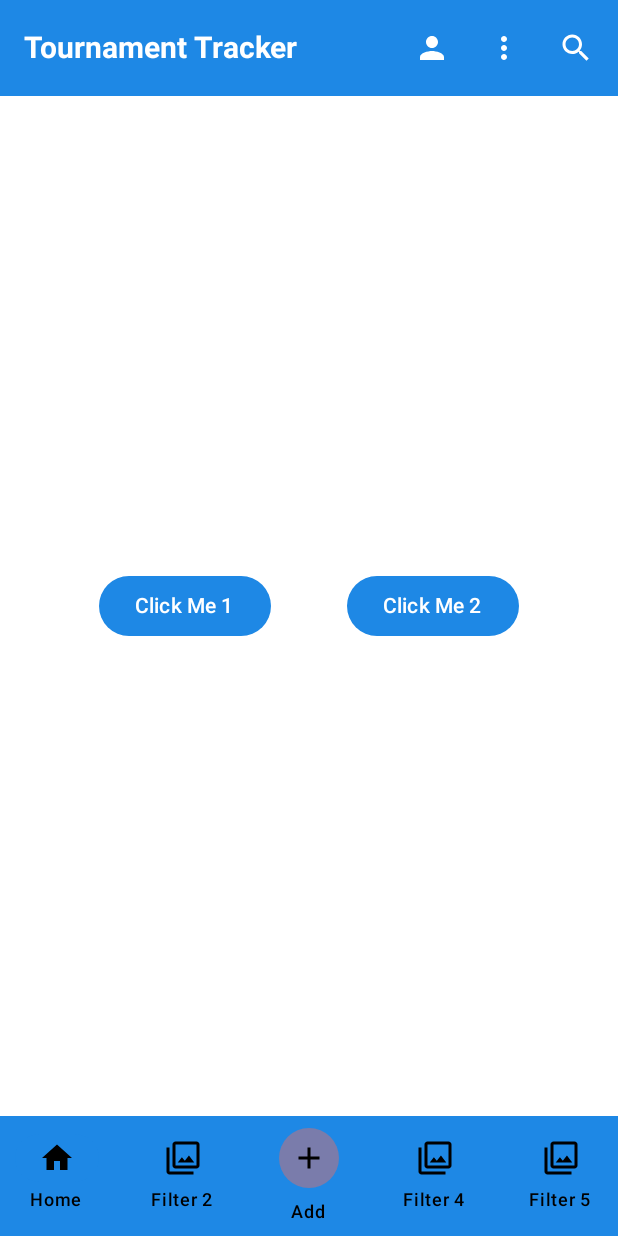
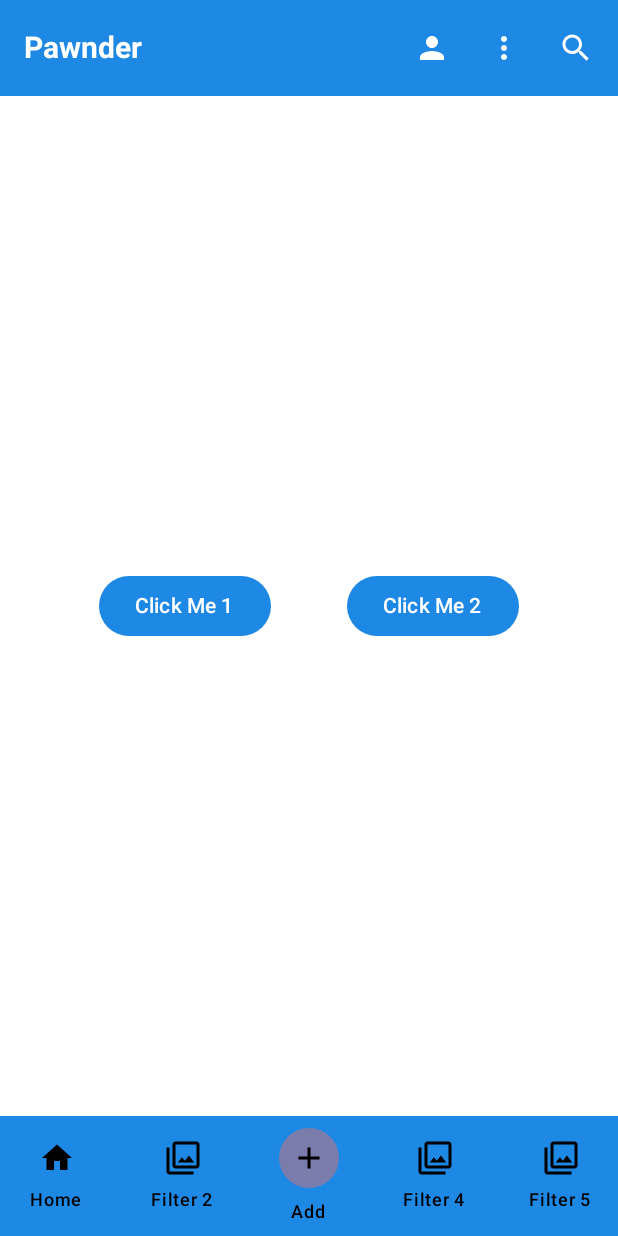
Before and after one commit to SoloHollow/sars-android, an Android app built with Jetpack Compose: the screen it shows after launch (MainActivity), on a phone screen of 412 x 824 dp. Run offline under Robolectric (Android 15) with nearby library versions, the phone set to English and light mode, and no system bars.

```diff
--- a/app/src/main/AndroidManifest.xml
+++ b/app/src/main/AndroidManifest.xml
@@ -12,7 +12,7 @@
         android:supportsRtl="true"
         android:theme="@style/Theme.SARS">
         <activity
-            android:name=".MainActivity"
+            android:name="com.example.sars.MainActivity"
             android:exported="true"
             android:label="@string/app_name"
             android:theme="@style/Theme.SARS">
--- a/app/src/main/java/com/example/sars/MainActivity.kt
+++ b/app/src/main/java/com/example/sars/MainActivity.kt
@@ -1,17 +1,16 @@
-package com.example.jetbrainscomponents
+package com.example.sars
 
 import android.os.Bundle
 import android.util.Log
 import androidx.activity.ComponentActivity
 import androidx.activity.compose.setContent
 import androidx.activity.enableEdgeToEdge
+import androidx.compose.foundation.background
 import androidx.compose.foundation.layout.*
+import androidx.compose.foundation.shape.CircleShape
 import androidx.compose.material3.*
 import androidx.compose.material.icons.Icons
-import androidx.compose.material.icons.filled.Filter
-import androidx.compose.material.icons.filled.MoreVert
-import androidx.compose.material.icons.filled.Person
-import androidx.compose.material.icons.filled.Search
+import androidx.compose.material.icons.filled.*
 import androidx.compose.runtime.Composable
 import androidx.compose.ui.Alignment
 import androidx.compose.ui.Modifier
@@ -21,15 +20,6 @@ import androidx.compose.ui.tooling.preview.Preview
 import androidx.compose.ui.unit.dp
 import androidx.compose.ui.unit.sp
 import com.example.jetbrainscomponents.ui.theme.JetbrainsComponentsTheme
-import androidx.compose.material.icons.filled.Add
-import androidx.compose.foundation.shape.CircleShape
-import androidx.compose.foundation.background
-
-
-import androidx.compose.material.icons.filled.Home
-
-
-
 
 class MainActivity : ComponentActivity() {
     override fun onCreate(savedInstanceState: Bundle?) {
@@ -42,146 +32,12 @@ class MainActivity : ComponentActivity() {
         }
     }
 }
-
 @OptIn(ExperimentalMaterial3Api::class)
 @Composable
 fun MainScreen() {
     Scaffold(
-        topBar = {
-            TopAppBar(
-                colors = TopAppBarDefaults.topAppBarColors(
-                    containerColor = MaterialTheme.colorScheme.primary
-                ),
-                title = {
-                    Text(
-                        text = "Tournament Tracker",
-                        fontSize = 20.sp,
-                        fontWeight = FontWeight.Bold,
-                        color = Color.White
-                    )
-                },
-                actions = {
-                    IconButton(onClick = {
-                        Log.i("MainScreen", "Profile icon clicked")
-                    }) {
-                        Icon(
-                            imageVector = Icons.Default.Person,
-                            contentDescription = "Profile",
-                            tint = Color.White
-                        )
-                    }
-
-                    IconButton(onClick = { Log.i("MainScreen", "Profile icon clicked") }) {
-                        Icon(
-                            imageVector = Icons.Filled.MoreVert,
-                            contentDescription = "MoreVert",
-                            tint = Color.White
-                        )
-                    }
-
-                    IconButton(onClick = { Log.i("MainScreen", "Profile icon clicked") }) {
-                        Icon(
-                            imageVector = Icons.Filled.Search,
-                            contentDescription = "Search",
-                            tint = Color.White
-                        )
-                    }
-                }
-
-            )
-        },
-        bottomBar = {
-            NavigationBar(
-                containerColor = MaterialTheme.colorScheme.primary
-            ) {
-                NavigationBarItem(
-                    selected = true,
-                    onClick = { Log.i("BottomNav", "Home clicked") },
-                    icon = { Icon(Icons.Filled.Home, contentDescription = "Home") },
-                    label = { Text("Home") },
-                    colors = NavigationBarItemDefaults.colors(
-                        selectedIconColor = Color.Black,
-                        unselectedIconColor = Color.Black,
-                        selectedTextColor = Color.Black,
-                        unselectedTextColor = Color.Black,
-                        indicatorColor = MaterialTheme.colorScheme.primary
-                    )
-                )
-
-                NavigationBarItem(
-                    selected = false,
-                    onClick = { Log.i("BottomNav", "Filter 2 clicked") },
-                    icon = { Icon(Icons.Filled.Filter, contentDescription = "Filter 2") },
-                    label = { Text("Filter 2") },
-                    colors = NavigationBarItemDefaults.colors(
-                        selectedIconColor = Color.Black,
-                        unselectedIconColor = Color.Black,
-                        selectedTextColor = Color.Black,
-                        unselectedTextColor = Color.Black,
-                        indicatorColor = MaterialTheme.colorScheme.primary // Optional
-                    )
-                )
-                NavigationBarItem(
-                    selected = false,
-                    onClick = { Log.i("BottomNav", "Add clicked") },
-                    icon = {
-                        Box(
-                            modifier = Modifier
-                                .size(40.dp)
-                                .background(
-                                    color = Color(0xFF7A7CAB), // Correct hex color usage
-                                    shape = CircleShape
-                                ),
-                            contentAlignment = Alignment.Center
-                        ) {
-                            Icon(
-                                imageVector = Icons.Filled.Add,
-                                contentDescription = "Add",
-                                tint = Color.Black
-                            )
-                        }
-                    },
-                    label = { Text("Add") },
-                    colors = NavigationBarItemDefaults.colors(
-                        selectedIconColor = Color.Black,
-                        unselectedIconColor = Color.Black,
-                        selectedTextColor = Color.Black,
-                        unselectedTextColor = Color.Black,
-                        indicatorColor = MaterialTheme.colorScheme.primary
-                    )
-                )
-
-
-                NavigationBarItem(
-                    selected = false,
-                    onClick = { Log.i("BottomNav", "Filter 4 clicked") },
-                    icon = { Icon(Icons.Filled.Filter, contentDescription = "Filter 4") },
-                    label = { Text("Filter 4") },
-                    colors = NavigationBarItemDefaults.colors(
-                        selectedIconColor = Color.Black,
-                        unselectedIconColor = Color.Black,
-                        selectedTextColor = Color.Black,
-                        unselectedTextColor = Color.Black,
-                        indicatorColor = MaterialTheme.colorScheme.primary // Optional
-                    )
-                )
-                NavigationBarItem(
-                    selected = false,
-                    onClick = { Log.i("BottomNav", "Filter 5 clicked") },
-                    icon = { Icon(Icons.Filled.Filter, contentDescription = "Filter 5") },
-                    label = { Text("Filter 5") },
-                    colors = NavigationBarItemDefaults.colors(
-                        selectedIconColor = Color.Black,
-                        unselectedIconColor = Color.Black,
-                        selectedTextColor = Color.Black,
-                        unselectedTextColor = Color.Black,
-                        indicatorColor = MaterialTheme.colorScheme.primary // Optional
-                    )
-                )
-            }
-        }
-
-
+        topBar = { AppTopBar() },
+        bottomBar = { AppBottomBar() }
     ) { innerPadding ->
         Column(
             modifier = Modifier
@@ -193,8 +49,7 @@ fun MainScreen() {
         ) {
             Row(
                 modifier = Modifier.fillMaxWidth(),
-                horizontalArrangement = Arrangement.SpaceEvenly,
-                verticalAlignment = Alignment.CenterVertically
+                horizontalArrangement = Arrangement.SpaceEvenly
             ) {
                 Button(onClick = {
                     Log.i("MainScreen", "Click Me 1 clicked")
@@ -210,10 +65,96 @@ fun MainScreen() {
         }
     }
 }
-
+@OptIn(ExperimentalMaterial3Api::class)
+@Composable
+fun AppTopBar() {
+    TopAppBar(
+        colors = TopAppBarDefaults.topAppBarColors(
+            containerColor = MaterialTheme.colorScheme.primary
+        ),
+        title = {
+            Text(
+                text = "Pawnder",
+                fontSize = 20.sp,
+                fontWeight = FontWeight.Bold,
+                color = Color.White
+            )
+        },
+        actions = {
+            IconButton(onClick = { Log.i("TopBar", "Profile clicked") }) {
+                Icon(Icons.Default.Person, contentDescription = "Profile", tint = Color.White)
+            }
+            IconButton(onClick = { Log.i("TopBar", "More clicked") }) {
+                Icon(Icons.Default.MoreVert, contentDescription = "More", tint = Color.White)
+            }
+            IconButton(onClick = { Log.i("TopBar", "Search clicked") }) {
+                Icon(Icons.Default.Search, contentDescription = "Search", tint = Color.White)
+            }
+        }
+    )
+}
+@Composable
+fun AppBottomBar() {
+    NavigationBar(
+        containerColor = MaterialTheme.colorScheme.primary
+    ) {
+        NavigationBarItem(
+            selected = true,
+            onClick = { Log.i("BottomNav", "Home clicked") },
+            icon = { Icon(Icons.Filled.Home, contentDescription = "Home") },
+            label = { Text("Home") },
+            colors = navItemColors()
+        )
+        NavigationBarItem(
+            selected = false,
+            onClick = { Log.i("BottomNav", "Filter 2 clicked") },
+            icon = { Icon(Icons.Filled.Filter, contentDescription = "Filter 2") },
+            label = { Text("Filter 2") },
+            colors = navItemColors()
+        )
+        NavigationBarItem(
+            selected = false,
+            onClick = { Log.i("BottomNav", "Add clicked") },
+            icon = {
+                Box(
+                    modifier = Modifier
+                        .size(40.dp)
+                        .background(Color(0xFF7A7CAB), shape = CircleShape),
+                    contentAlignment = Alignment.Center
+                ) {
+                    Icon(Icons.Filled.Add, contentDescription = "Add", tint = Color.Black)
+                }
+            },
+            label = { Text("Add") },
+            colors = navItemColors()
+        )
+        NavigationBarItem(
+            selected = false,
+            onClick = { Log.i("BottomNav", "Filter 4 clicked") },
+            icon = { Icon(Icons.Filled.Filter, contentDescription = "Filter 4") },
+            label = { Text("Filter 4") },
+            colors = navItemColors()
+        )
+        NavigationBarItem(
+            selected = false,
+            onClick = { Log.i("BottomNav", "Filter 5 clicked") },
+            icon = { Icon(Icons.Filled.Filter, contentDescription = "Filter 5") },
+            label = { Text("Filter 5") },
+            colors = navItemColors()
+        )
+    }
+}
+@Composable
+fun navItemColors() = NavigationBarItemDefaults.colors(
+    selectedIconColor = Color.Black,
+    unselectedIconColor = Color.Black,
+    selectedTextColor = Color.Black,
+    unselectedTextColor = Color.Black,
+    indicatorColor = MaterialTheme.colorScheme.primary
+)
 @Preview(showBackground = true)
 @Composable
-fun MainScreenPreview() {
+fun PreviewMainScreen() {
     JetbrainsComponentsTheme {
         MainScreen()
     }
--- /dev/null
+++ b/app/src/main/java/com/example/sars/plusScreen.kt
@@ -0,0 +1,25 @@
+package com.example.sars
+import androidx.compose.foundation.layout.Arrangement
+import androidx.compose.foundation.layout.Column
+import androidx.compose.foundation.layout.fillMaxSize
+import androidx.compose.material3.Button
+import androidx.compose.material3.Text
+import androidx.compose.runtime.Composable
+import androidx.compose.ui.Alignment
+import androidx.compose.ui.Modifier
+import androidx.navigation.NavController
+@Composable
+fun plusScreen(navController: NavController) {
+    Column(
+        modifier = Modifier.fillMaxSize(),
+        horizontalAlignment = Alignment.CenterHorizontally,
+        verticalArrangement = Arrangement.Center
+    ) {
+        Text(text = "Plus screen content goes here")
+        Button(onClick = {
+            navController.popBackStack() // Go back to previous screen
+        }) {
+            Text(text = "Go Back")
+        }
+    }
+}
```
Also changed, not shown: app/build.gradle.kts (+4 -5 lines).
